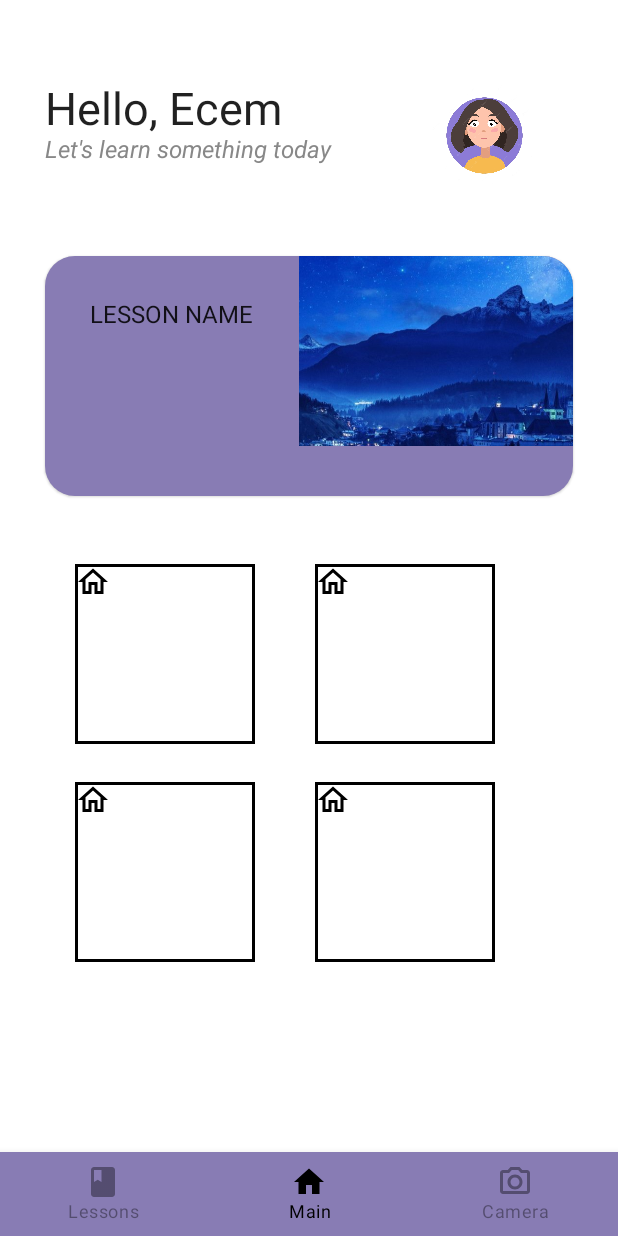
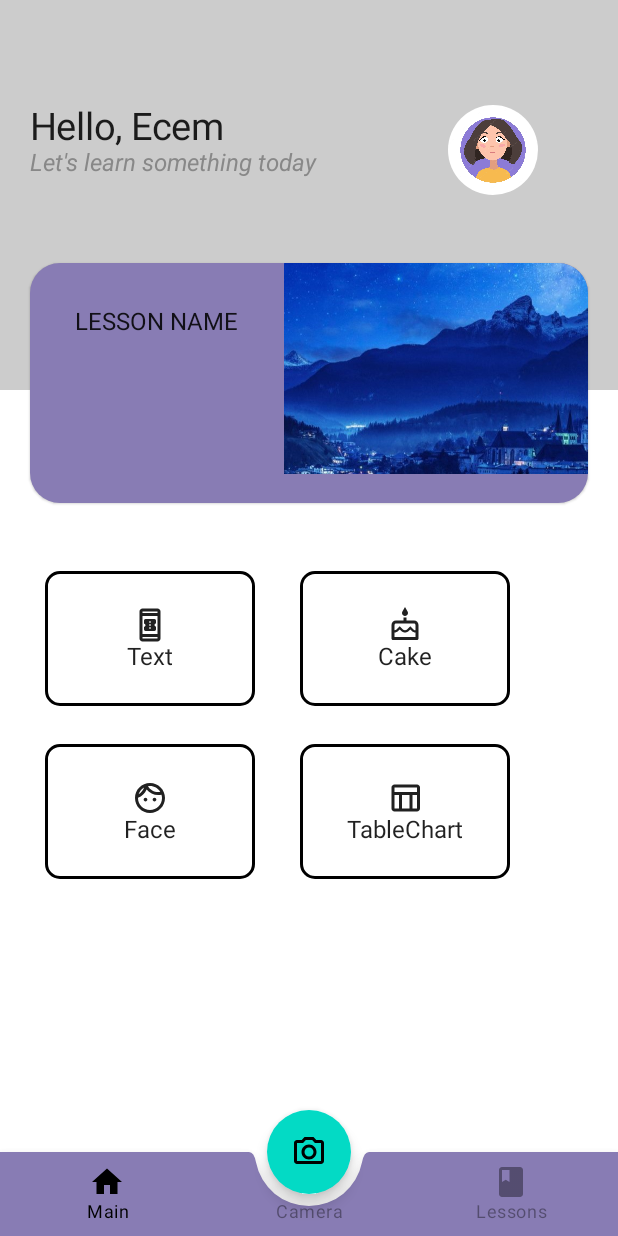
Before and after one commit to basilinnia/LanguageAppProject, an Android app built with Jetpack Compose: the screen it shows after launch (MainActivity), on a phone screen of 412 x 824 dp. Run offline under Robolectric (Android 15) with nearby library versions, the phone set to English and light mode, and no system bars; our stand-ins replace Dagger/Hilt's generated code.

Commit message:
change bottom bar's, activity cards and main screen's looking

```diff
--- a/app/src/main/java/com/appexamples/firebaseauthjetpackcompose/presentation/bottom_bar_screen/BottomBar.kt
+++ b/app/src/main/java/com/appexamples/firebaseauthjetpackcompose/presentation/bottom_bar_screen/BottomBar.kt
@@ -2,12 +2,15 @@ package com.appexamples.firebaseauthjetpackcompose.presentation.bottom_bar_scree
 
 import androidx.compose.foundation.background
 import androidx.compose.foundation.layout.RowScope
+import androidx.compose.foundation.shape.CircleShape
 import androidx.compose.foundation.shape.CornerSize
 import androidx.compose.material.*
+import androidx.compose.material.SnackbarDefaults.backgroundColor
 import androidx.compose.runtime.Composable
 import androidx.compose.runtime.getValue
 import androidx.compose.ui.Modifier
 import androidx.compose.ui.graphics.Color
+import androidx.compose.ui.graphics.Shape
 import androidx.navigation.NavDestination
 import androidx.navigation.NavDestination.Companion.hierarchy
 import androidx.navigation.NavGraph.Companion.findStartDestination
@@ -20,14 +23,15 @@ import com.appexamples.firebaseauthjetpackcompose.ui.theme.lightBottomBarColor
 @Composable
 fun BottomBar(navController: NavHostController) {
     val screens = listOf(
-        BottomBarScreen.LessonScreen,
         BottomBarScreen.MainScreen,
         BottomBarScreen.CameraScreen,
+        BottomBarScreen.LessonScreen
     )
     val navBackStackEntry by navController.currentBackStackEntryAsState()
     val currentDestination = navBackStackEntry?.destination
 
-    BottomNavigation (
+    BottomAppBar (
+        cutoutShape = CircleShape,
         backgroundColor = darkBlue
         ){
         screens.forEach { screen ->
--- a/app/src/main/java/com/appexamples/firebaseauthjetpackcompose/presentation/lessons_screen/LessonCard.kt
+++ b/app/src/main/java/com/appexamples/firebaseauthjetpackcompose/presentation/lessons_screen/LessonCard.kt
@@ -1,7 +1,9 @@
 package com.appexamples.firebaseauthjetpackcompose.presentation.lessons_screen
 
 import androidx.compose.foundation.background
+import androidx.compose.foundation.horizontalScroll
 import androidx.compose.foundation.layout.*
+import androidx.compose.foundation.rememberScrollState
 import androidx.compose.foundation.shape.RoundedCornerShape
 import androidx.compose.material.Scaffold
 import androidx.compose.material.Surface
@@ -22,7 +24,9 @@ fun  LessonCard() {
         .padding(start = 15.dp), elevation = 8.dp, shape = RoundedCornerShape(10.dp))
     {
                 Row (modifier = Modifier.background(lightBlue)) {
-                Column(modifier = Modifier.padding(horizontal = 6.dp)) {
+                Column(modifier = Modifier
+                    .padding(horizontal = 6.dp)
+                    .horizontalScroll(enabled = true, state = rememberScrollState())) {
                     Text(
                         modifier = Modifier.padding(8.dp),
                         text = "lesson",
--- /dev/null
+++ b/app/src/main/java/com/appexamples/firebaseauthjetpackcompose/presentation/main_screen/ActivityButtons.kt
@@ -0,0 +1,47 @@
+import androidx.compose.foundation.border
+import androidx.compose.material.Icon
+import androidx.compose.foundation.layout.*
+import androidx.compose.foundation.shape.RoundedCornerShape
+
+import androidx.compose.material.Text
+import androidx.compose.material.icons.Icons
+import androidx.compose.material.icons.outlined.*
+import androidx.compose.runtime.*
+import androidx.compose.ui.Alignment
+import androidx.compose.ui.Modifier
+import androidx.compose.ui.graphics.Color
+import androidx.compose.ui.graphics.vector.ImageVector
+import androidx.compose.ui.unit.dp
+import com.appexamples.firebaseauthjetpackcompose.presentation.main_screen.bounceClick
+
+@Composable
+fun MainNavButtons() {
+    Column(modifier = Modifier.fillMaxHeight()) {
+        Row(modifier = Modifier.fillMaxWidth()) {
+            ActivityBox(icon  = Icons.Outlined.BookOnline,  title =  "Text")
+            ActivityBox(icon = Icons.Outlined.Cake, title = "Cake")
+        }
+        Spacer(modifier = Modifier.height(25.dp))
+        Row(modifier = Modifier.fillMaxWidth()) {
+            ActivityBox(icon  = Icons.Outlined.Face,  title =  "Face")
+            ActivityBox(icon = Icons.Outlined.TableChart, title = "TableChart")
+            }
+        }
+    }
+
+
+@Composable
+fun ActivityBox(icon: ImageVector, title: String){
+    Column(modifier = Modifier
+        .padding(start = 10.dp, end = 20.dp)
+        .bounceClick()
+        .width(140.dp)
+        .height(90.dp)
+        .border(2.dp, Color.Black, shape = RoundedCornerShape(10.dp) ),
+        horizontalAlignment = Alignment.CenterHorizontally,
+        verticalArrangement = Arrangement.Center
+    ) {
+            Icon(imageVector = icon, contentDescription = null)
+            Text(text = title)
+    }
+}
--- a/app/src/main/java/com/appexamples/firebaseauthjetpackcompose/presentation/main_screen/MainHomeScreen.kt
+++ b/app/src/main/java/com/appexamples/firebaseauthjetpackcompose/presentation/main_screen/MainHomeScreen.kt
@@ -7,13 +7,18 @@ import androidx.compose.foundation.background
 import androidx.compose.foundation.clickable
 import androidx.compose.foundation.layout.*
 import androidx.compose.foundation.shape.CircleShape
+import androidx.compose.foundation.shape.CornerSize
 import androidx.compose.foundation.shape.RoundedCornerShape
 import androidx.compose.material.*
 import androidx.compose.material.SnackbarDefaults.backgroundColor
+import androidx.compose.material.icons.Icons
+import androidx.compose.material.icons.filled.Add
+import androidx.compose.material.icons.outlined.PhotoCamera
 import androidx.compose.runtime.Composable
 import androidx.compose.ui.Modifier
 import androidx.compose.ui.draw.clip
 import androidx.compose.ui.draw.drawBehind
+import androidx.compose.ui.graphics.Brush
 import androidx.compose.ui.graphics.Color
 import androidx.compose.ui.input.key.Key.Companion.Ro
 import androidx.compose.ui.layout.ContentScale
@@ -23,40 +28,56 @@ import androidx.compose.ui.text.font.FontWeight
 import androidx.compose.ui.text.style.TextOverflow
 import androidx.compose.ui.unit.dp
 import androidx.compose.ui.unit.sp
+import androidx.navigation.Navigation
 import androidx.navigation.compose.rememberNavController
 import com.appexamples.firebaseauthjetpackcompose.R
+import com.appexamples.firebaseauthjetpackcompose.navigation.Screens
 import com.appexamples.firebaseauthjetpackcompose.presentation.bottom_bar_screen.BottomBar
 import com.appexamples.firebaseauthjetpackcompose.presentation.bottom_bar_screen.BottomBarNavGraph
+import com.appexamples.firebaseauthjetpackcompose.presentation.bottom_bar_screen.BottomBarScreen
 import com.appexamples.firebaseauthjetpackcompose.ui.theme.darkBlue
 import com.appexamples.firebaseauthjetpackcompose.ui.theme.lightBlue
 
 
 @Composable
 fun MainScreen() {
+    val scaffoldState = rememberScaffoldState()
     val navController = rememberNavController()
     Scaffold(
-        bottomBar = {BottomBar(navController = navController) }
+        bottomBar = { BottomBar(navController = navController) },
+        floatingActionButton = {
+            FloatingActionButton(onClick = {
+                // FAB onClick
+                navController.navigate(Screens.CameraScreen.route)
+            }) {
+                Icon(imageVector = Icons.Outlined.PhotoCamera, contentDescription = "Camera")
+            }
+        },
+        scaffoldState = scaffoldState,
+        isFloatingActionButtonDocked = true,
+        floatingActionButtonPosition = FabPosition.Center
     ) {
         BottomBarNavGraph(navController = navController)
     }
-  }
+}
 
 @Composable
 fun HomeScreen() {
+    Header()
     Column(
         modifier = Modifier
             .fillMaxWidth()
-            .padding(30.dp)
+            .padding(20.dp)
     ) {
-        Row(modifier = Modifier.padding(top = 25.dp)) {
+        Row(modifier = Modifier.padding(top = 50.dp)) {
             Column {
                 Text(
                     text = "Hello, Ecem",
-                    fontSize = 30.sp,
-                    modifier = Modifier.padding(end = 100.dp)
+                    fontSize = 25.sp,
+                    modifier = Modifier.padding(end = 150.dp)
                 )
                 Text(
-                    text = "Let's learn something today",
+                   text = "Let's learn something today",
                     fontStyle = FontStyle.Italic,
                     color = Color.Gray
                 )
@@ -65,7 +86,7 @@ fun HomeScreen() {
                 painter = painterResource(id = R.drawable.profile),
                 contentDescription = "User profile photo",
                 modifier = Modifier
-                    .size(70.dp)
+                    .size(60.dp)
                     .clip(CircleShape)
             )
         }
@@ -92,3 +113,13 @@ fun HomeScreen() {
 
     }
 }
+
+@Composable
+private fun Header() {
+    Spacer(
+        modifier = Modifier
+            .height(260.dp)
+            .fillMaxWidth()
+            .background(color = Color.LightGray)
+    )
+}
--- a/app/src/main/java/com/appexamples/firebaseauthjetpackcompose/presentation/main_screen/MainNavButtons.kt
+++ /dev/null
@@ -1,80 +0,0 @@
-import androidx.compose.foundation.border
-import androidx.compose.foundation.clickable
-import androidx.compose.foundation.layout.*
-import androidx.compose.material.Icon
-import androidx.compose.material.MaterialTheme
-import androidx.compose.material.icons.Icons
-import androidx.compose.material.icons.filled.Home
-import androidx.compose.material.icons.outlined.Home
-import androidx.compose.runtime.*
-import androidx.compose.ui.Modifier
-import androidx.compose.ui.graphics.Color
-import androidx.compose.ui.input.key.Key.Companion.Home
-import androidx.compose.ui.unit.dp
-
-@Composable
-fun MainNavButtons() {
-    var button1 by remember {
-        mutableStateOf(false)
-    }
-    var button2 by remember {
-        mutableStateOf(false)
-    }
-    var button3 by remember {
-        mutableStateOf(false)
-    }
-    var button4 by remember {
-        mutableStateOf(false)
-    }
-
-    val Home = Icons.Outlined.Home
-    Column(modifier = Modifier.fillMaxHeight()) {
-        Row(modifier = Modifier.fillMaxWidth()) {
-            Box(modifier = Modifier
-                .padding(start = 20.dp,end = 40.dp)
-                .clickable(onClick = { button1 = !button1 })
-                .size(120.dp)
-                .border(2.dp, Color.Black)) {
-                Icon(
-                    imageVector = Home,
-                    contentDescription = "",
-                    tint = if (button1) Color.Green else Color.Black
-                )
-            }
-            Box(modifier = Modifier
-                .clickable(onClick = { button2 = !button2 })
-                .size(120.dp)
-                .border(2.dp, Color.Black)) {
-                Icon(
-                    imageVector = Home,
-                    contentDescription = "",
-                    tint = if (button2) Color.Green else Color.Black
-                )
-            }
-        }
-        Spacer(modifier = Modifier.height(25.dp))
-        Row(modifier = Modifier.fillMaxWidth()) {
-            Box(modifier = Modifier
-                .padding(start = 20.dp,end = 40.dp)
-                .clickable(onClick = { button3 = !button3 })
-                .size(120.dp)
-                .border(2.dp, Color.Black)) {
-                Icon(
-                    imageVector = Home,
-                    contentDescription = "",
-                    tint = if (button3) Color.Green else Color.Black
-                )
-            }
-            Box(modifier = Modifier
-                .clickable(onClick = { button4 = !button4 })
-                .size(120.dp)
-                .border(2.dp, Color.Black)) {
-                Icon(
-                    imageVector = Home,
-                    contentDescription = "",
-                    tint = if (button4) Color.Green else Color.Black
-                )
-            }
-        }
-    }
-}
--- /dev/null
+++ b/app/src/main/java/com/appexamples/firebaseauthjetpackcompose/presentation/main_screen/bounceClick.kt
@@ -0,0 +1,43 @@
+package com.appexamples.firebaseauthjetpackcompose.presentation.main_screen
+
+import androidx.compose.animation.core.animateFloatAsState
+import androidx.compose.foundation.clickable
+import androidx.compose.foundation.gestures.awaitFirstDown
+import androidx.compose.foundation.gestures.waitForUpOrCancellation
+import androidx.compose.foundation.interaction.MutableInteractionSource
+import androidx.compose.runtime.getValue
+import androidx.compose.runtime.mutableStateOf
+import androidx.compose.runtime.remember
+import androidx.compose.runtime.setValue
+import androidx.compose.ui.Modifier
+import androidx.compose.ui.composed
+import androidx.compose.ui.graphics.graphicsLayer
+import androidx.compose.ui.input.pointer.pointerInput
+
+enum class ButtonState { Pressed, Idle }
+fun Modifier.bounceClick() = composed {
+    var buttonState by remember { mutableStateOf(ButtonState.Idle) }
+    val scale by animateFloatAsState(if (buttonState == ButtonState.Pressed) 0.70f else 1f)
+
+    this
+        .graphicsLayer {
+            scaleX = scale
+            scaleY = scale
+        }
+        .clickable(
+            interactionSource = remember { MutableInteractionSource() },
+            indication = null,
+            onClick = {  }
+        )
+        .pointerInput(buttonState) {
+            awaitPointerEventScope {
+                buttonState = if (buttonState == ButtonState.Pressed) {
+                    waitForUpOrCancellation()
+                    ButtonState.Idle
+                } else {
+                    awaitFirstDown(false)
+                    ButtonState.Pressed
+                }
+            }
+        }
+}
```
